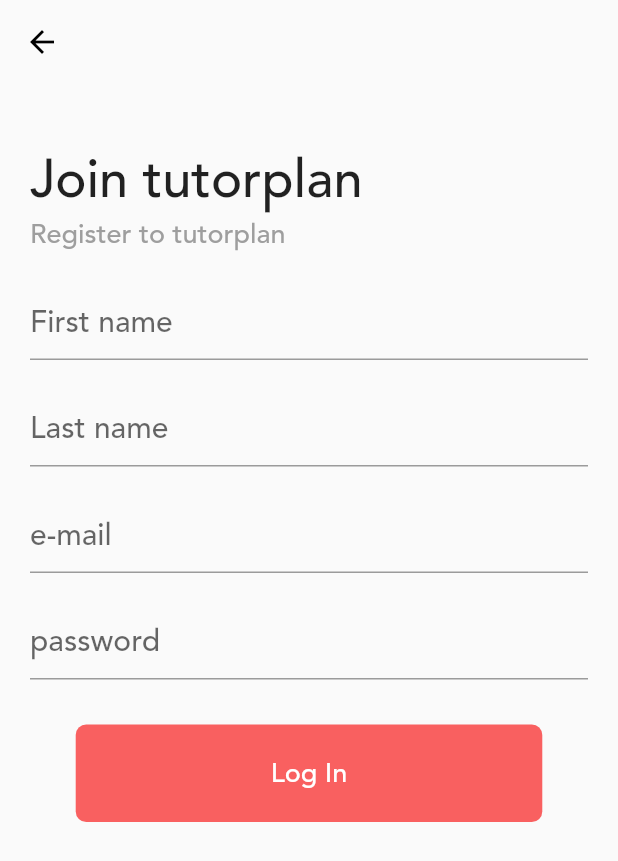
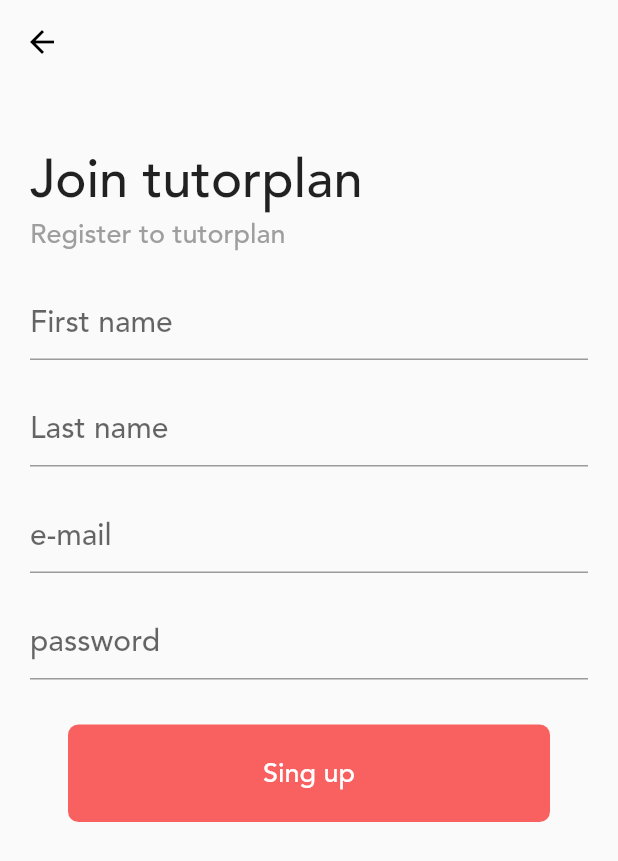
Before and after one commit to smsirmek/tutorplammer, a Flutter app: the onfirstpage screen opened directly, after a tap on "Register", on a phone screen of 412 x 824 dp. Shown: the top 861 px of the screen. Run offline on Flutter 3.47's test engine with Material 2 defaults, Android fonts, the phone set to English and light mode, and no system bars; our stand-ins replace table_calendar.

```diff
--- a/lib/authentication/Register.dart
+++ b/lib/authentication/Register.dart
@@ -90,7 +90,7 @@
                       borderRadius: BorderRadius.all(Radius.circular(7)),
                       color: Color(0xfff96060)),
                   child: Text(
-                    "Log In",
+                    "Sing up",
                     style: TextStyle(fontSize: 18, color: Colors.white),
                   ),
 
--- a/lib/screen/Onfirstpage.dart
+++ b/lib/screen/Onfirstpage.dart
@@ -77,7 +77,7 @@
                     onTap: openRegister,
                     child: Container(
                       padding:
-                          EdgeInsets.symmetric(vertical: 15, horizontal: 90),
+                          EdgeInsets.symmetric(vertical: 20, horizontal: 90),
                       decoration:
                           BoxDecoration(color: Colors.white, boxShadow: [
                         BoxShadow(
```
